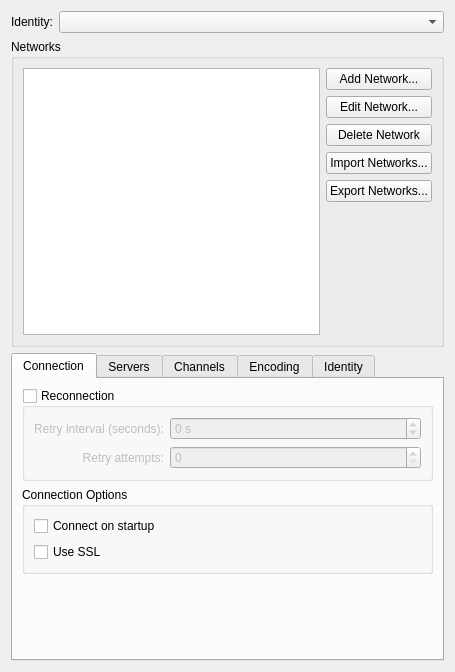
Before: the Qt Designer form libaki/dialogs/serverpage.ui in KDE/aki, drawn with Qt 5.
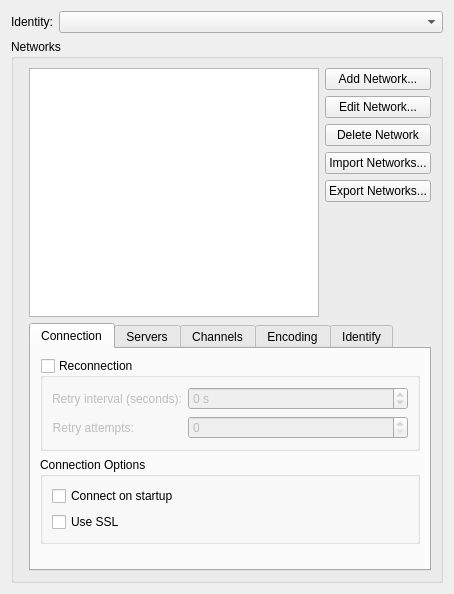
After: the same form once the commit is applied. Custom widgets are drawn as their Qt base class.

Commit message: Added macro information to the CMakeLists.txt Made plugins directory optional Made changes to support the new NickInfo instead of plain QString Made changes to dialogs to use QFormLayout where fitted Made it only possible to use intergers for QuickConnection port Fixed two outstanding issues with edit and delete server Removed the useless signals from KConfigXT as I went and did it a different way Added an option to support to hide netsplits (Haven't tested yet)

Diff of the .ui file:
```diff
--- a/libaki/dialogs/serverpage.ui
+++ b/libaki/dialogs/serverpage.ui
@@ -6,14 +6,14 @@
    <rect>
     <x>0</x>
     <y>0</y>
-    <width>455</width>
-    <height>672</height>
+    <width>454</width>
+    <height>594</height>
    </rect>
   </property>
-  <layout class="QGridLayout" name="gridLayout_2">
-   <item row="0" column="0">
     <layout class="QGridLayout" name="gridLayout">
-     <item row="0" column="1">
+   <item row="0" column="0">
+    <layout class="QGridLayout" name="gridLayout_2">
+     <item row="0" column="0">
       <widget class="QLabel" name="label">
        <property name="sizePolicy">
         <sizepolicy hsizetype="Fixed" vsizetype="Preferred">
@@ -29,53 +29,73 @@
        </property>
       </widget>
      </item>
-     <item row="0" column="2">
+     <item row="0" column="1">
       <widget class="KComboBox" name="identitySelector"/>
      </item>
-     <item row="1" column="1" colspan="2">
+     <item row="1" column="0" colspan="2">
       <widget class="QGroupBox" name="groupBox">
        <property name="title">
         <string>Networks</string>
        </property>
-       <layout class="QGridLayout" name="gridLayout_4">
-        <item row="0" column="0">
          <layout class="QGridLayout" name="gridLayout_3">
+        <item row="0" column="0">
+         <layout class="QFormLayout" name="formLayout">
+          <property name="fieldGrowthPolicy">
+           <enum>QFormLayout::ExpandingFieldsGrow</enum>
+          </property>
           <item row="0" column="1">
+           <layout class="QHBoxLayout" name="horizontalLayout">
+            <item>
+             <widget class="KListWidget" name="networkList">
+              <property name="alternatingRowColors">
+               <bool>true</bool>
+              </property>
+              <property name="currentRow">
+               <number>-1</number>
+              </property>
+              <property name="sortingEnabled">
+               <bool>false</bool>
+              </property>
+             </widget>
+            </item>
+            <item>
+             <layout class="QVBoxLayout" name="verticalLayout_3">
+              <item>
            <widget class="KPushButton" name="addNetworkButton">
             <property name="text">
              <string>Add Network...</string>
             </property>
            </widget>
           </item>
-          <item row="1" column="1">
+              <item>
            <widget class="KPushButton" name="editNetworkButton">
             <property name="text">
              <string>Edit Network...</string>
             </property>
            </widget>
           </item>
-          <item row="2" column="1">
+              <item>
            <widget class="KPushButton" name="deleteNetworkButton">
             <property name="text">
              <string>Delete Network</string>
             </property>
            </widget>
           </item>
-          <item row="3" column="1">
+              <item>
            <widget class="KPushButton" name="importNetworks">
             <property name="text">
              <string>Import Networks...</string>
             </property>
            </widget>
           </item>
-          <item row="4" column="1">
+              <item>
            <widget class="KPushButton" name="exportNetworks">
             <property name="text">
              <string>Export Networks...</string>
             </property>
            </widget>
           </item>
-          <item row="5" column="1">
+              <item>
            <spacer name="verticalSpacer">
             <property name="orientation">
              <enum>Qt::Vertical</enum>
@@ -88,25 +108,11 @@
             </property>
            </spacer>
           </item>
-          <item row="0" column="0" rowspan="6">
-           <widget class="KListWidget" name="networkList">
-            <property name="alternatingRowColors">
-             <bool>true</bool>
-            </property>
-            <property name="currentRow">
-             <number>-1</number>
-            </property>
-            <property name="sortingEnabled">
-             <bool>false</bool>
-            </property>
-           </widget>
-          </item>
          </layout>
         </item>
        </layout>
-      </widget>
-     </item>
-     <item row="2" column="1" colspan="2">
+          </item>
+          <item row="1" column="1">
       <widget class="KTabWidget" name="serverTabs">
        <property name="currentIndex">
         <number>0</number>
@@ -115,10 +121,13 @@
         <attribute name="title">
          <string>Connection</string>
         </attribute>
-        <layout class="QGridLayout" name="gridLayout_6">
+             <layout class="QGridLayout" name="gridLayout_4">
          <item row="0" column="0">
-          <layout class="QGridLayout" name="gridLayout_5">
-           <item row="0" column="0">
+               <layout class="QFormLayout" name="formLayout_2">
+                <property name="fieldGrowthPolicy">
+                 <enum>QFormLayout::ExpandingFieldsGrow</enum>
+                </property>
+                <item row="0" column="0" colspan="2">
             <widget class="QGroupBox" name="useReconnection">
              <property name="title">
               <string>Reconnection</string>
@@ -129,9 +138,9 @@
              <property name="checked">
               <bool>false</bool>
              </property>
-             <layout class="QGridLayout" name="gridLayout_8">
+                  <layout class="QGridLayout" name="gridLayout_5">
               <item row="0" column="0">
-               <layout class="QGridLayout" name="gridLayout_7">
+                    <layout class="QFormLayout" name="formLayout_3">
                 <item row="0" column="0">
                  <widget class="QLabel" name="label_2">
                   <property name="sizePolicy">
@@ -151,19 +160,6 @@
                   </property>
                  </widget>
                 </item>
-                <item row="1" column="0">
-                 <widget class="QLabel" name="label_3">
-                  <property name="text">
-                   <string>Retry attempts:</string>
-                  </property>
-                  <property name="alignment">
-                   <set>Qt::AlignRight|Qt::AlignTrailing|Qt::AlignVCenter</set>
-                  </property>
-                  <property name="buddy">
-                   <cstring>retryAttempts</cstring>
-                  </property>
-                 </widget>
-                </item>
                 <item row="0" column="1">
                  <widget class="KIntSpinBox" name="retryInterval">
                   <property name="suffix">
@@ -177,6 +173,19 @@
                   </property>
                  </widget>
                 </item>
+                     <item row="1" column="0">
+                      <widget class="QLabel" name="label_3">
+                       <property name="text">
+                        <string>Retry attempts:</string>
+                       </property>
+                       <property name="alignment">
+                        <set>Qt::AlignRight|Qt::AlignTrailing|Qt::AlignVCenter</set>
+                       </property>
+                       <property name="buddy">
+                        <cstring>retryAttempts</cstring>
+                       </property>
+                      </widget>
+                     </item>
                 <item row="1" column="1">
                  <widget class="KIntSpinBox" name="retryAttempts"/>
                 </item>
@@ -185,22 +194,22 @@
              </layout>
             </widget>
            </item>
-           <item row="1" column="0">
+                <item row="1" column="0" colspan="2">
             <widget class="QGroupBox" name="groupBox_3">
              <property name="title">
               <string>Connection Options</string>
              </property>
-             <layout class="QGridLayout" name="gridLayout_10">
+                  <layout class="QGridLayout" name="gridLayout_6">
               <item row="0" column="0">
-               <layout class="QGridLayout" name="gridLayout_9">
-                <item row="0" column="0">
+                    <layout class="QFormLayout" name="formLayout_4">
+                     <item row="0" column="0" colspan="2">
                  <widget class="QCheckBox" name="connectOnStartup">
                   <property name="text">
                    <string>Connect on startup</string>
                   </property>
                  </widget>
                 </item>
-                <item row="1" column="0">
+                     <item row="1" column="0" colspan="2">
                  <widget class="QCheckBox" name="useSSL">
                   <property name="text">
                    <string>Use SSL</string>
@@ -212,19 +221,6 @@
              </layout>
             </widget>
            </item>
-           <item row="2" column="0">
-            <spacer name="verticalSpacer_2">
-             <property name="orientation">
-              <enum>Qt::Vertical</enum>
-             </property>
-             <property name="sizeHint" stdset="0">
-              <size>
-               <width>20</width>
-               <height>40</height>
-              </size>
-             </property>
-            </spacer>
-           </item>
           </layout>
          </item>
         </layout>
@@ -233,7 +229,7 @@
         <attribute name="title">
          <string>Servers</string>
         </attribute>
-        <layout class="QGridLayout" name="gridLayout_12">
+             <layout class="QGridLayout" name="gridLayout_7">
          <item row="0" column="0">
           <layout class="QGridLayout" name="gridLayout_11">
            <item row="1" column="0">
@@ -271,7 +267,7 @@
         <attribute name="title">
          <string>Channels</string>
         </attribute>
-        <layout class="QGridLayout" name="gridLayout_14">
+             <layout class="QGridLayout" name="gridLayout_8">
          <item row="0" column="0">
           <layout class="QGridLayout" name="gridLayout_13">
            <item row="0" column="0">
@@ -309,7 +305,7 @@
         <attribute name="title">
          <string>Encoding</string>
         </attribute>
-        <layout class="QGridLayout" name="gridLayout_16">
+             <layout class="QGridLayout" name="gridLayout_9">
          <item row="0" column="0">
           <layout class="QGridLayout" name="gridLayout_15">
            <item row="0" column="0">
@@ -326,7 +322,7 @@
              <property name="checked">
               <bool>false</bool>
              </property>
-             <layout class="QGridLayout" name="gridLayout_20">
+                  <layout class="QGridLayout" name="gridLayout_10">
               <item row="0" column="0">
                <layout class="QGridLayout" name="gridLayout_19">
                 <item row="0" column="0">
@@ -372,9 +368,9 @@
        </widget>
        <widget class="QWidget" name="tab_5">
         <attribute name="title">
-         <string>Identity</string>
-        </attribute>
-        <layout class="QGridLayout" name="gridLayout_18">
+              <string>Identify</string>
+             </attribute>
+             <layout class="QGridLayout" name="gridLayout_11">
          <item row="0" column="0">
           <layout class="QGridLayout" name="gridLayout_17">
            <item row="0" column="0">
@@ -452,6 +448,11 @@
          </item>
         </layout>
        </widget>
+           </widget>
+          </item>
+         </layout>
+        </item>
+       </layout>
       </widget>
      </item>
     </layout>
```
Left out of the diff: 116 changed lines with no effect on the pictures. Lines whose indentation alone changed are shown as unchanged. The commit also changes 21 other files.
